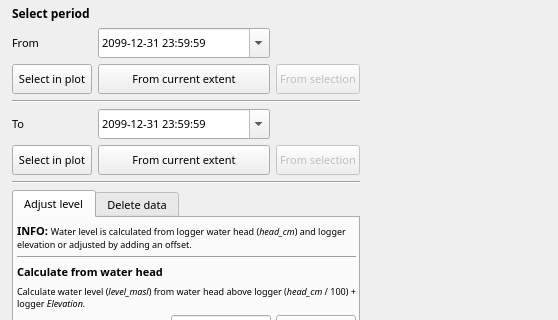
This is ui/calibr_logger_dialog_integrated.ui in HenrikSpa/qgis-midvatten-plugin as Qt 5 draws it before an edit; both pictures show x 0 to 558 and y 91 to 411 of the 1260 by 943 pixel window. The edited form follows.
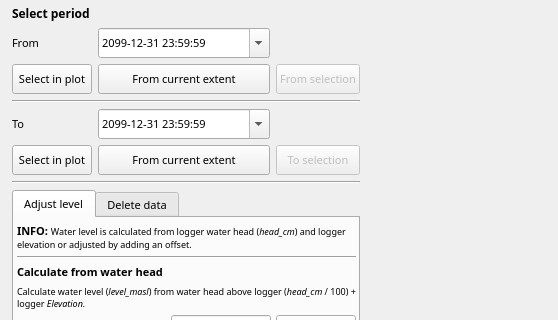
This is the edited form.

Commit message:
fix: connect checkbox signals to update_plot and fix To button label
- Connect logger_line_nodes, plot_logger_head, and normalize_head
  stateChanged signals to update_plot() so toggling them immediately
  refreshes the plot (regression from removing the Update Plot button)
- Fix push_button_to_selection label from "From selection" to
  "To selection" (copy-paste error)

```diff
--- a/ui/calibr_logger_dialog_integrated.ui
+++ b/ui/calibr_logger_dialog_integrated.ui
@@ -669,7 +669,7 @@
              <string>Set To to the latest date of the selected lines</string>
             </property>
             <property name="text">
-             <string>From selection</string>
+             <string>To selection</string>
             </property>
             <property name="enabled">
              <bool>false</bool>
```
The commit also changes 1 other file.
